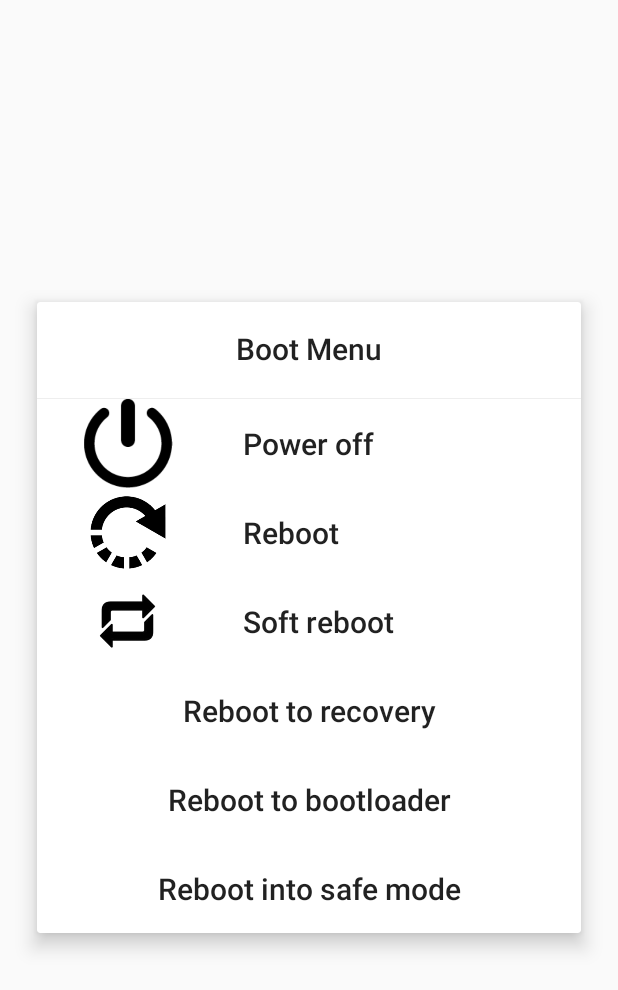
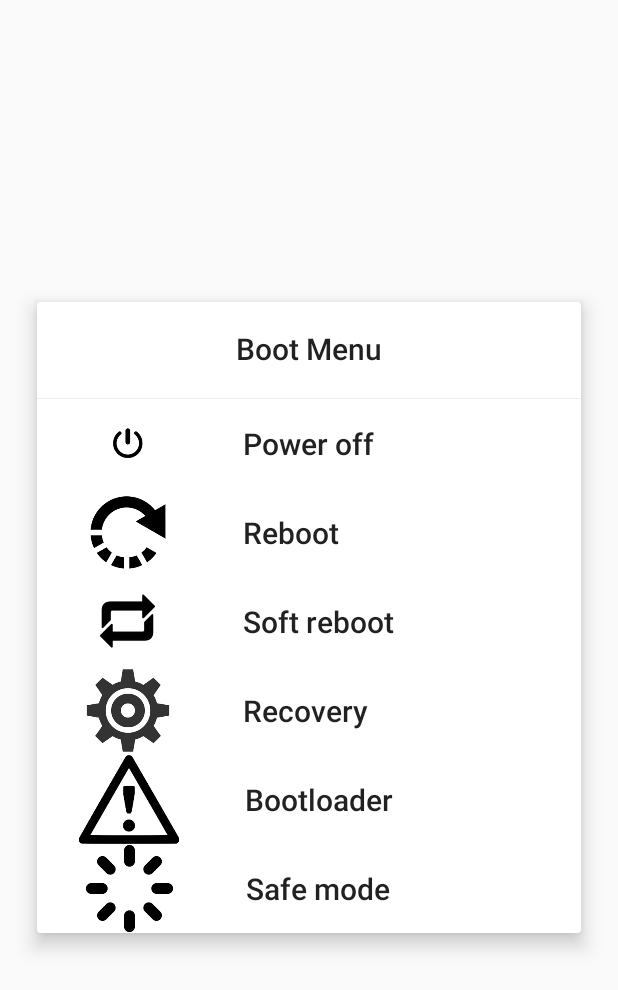
Before and after one commit to Octane70/Android_Studio, an Android app: the screen it shows after launch (MainActivity), on a phone screen of 412 x 824 dp. Shown: the top 990 px of the screen. Run offline under Robolectric (Android 15) with nearby library versions, the light colour scheme and no system bars; our stand-ins replace ButterKnife; libraries missing offline, so code that uses them is left out: android.support.v4, eu.chainfire.libsuperuser; 1 statement that could not run was skipped.

Commit message:
BootMenu: add more icons

```diff
--- a/BootMenu/app/src/main/res/layout/activity_main.xml
+++ b/BootMenu/app/src/main/res/layout/activity_main.xml
@@ -90,6 +90,7 @@
                 android:padding="@dimen/itemPadding"
                 android:text="@string/reboot" />
         </LinearLayout>
+
         <LinearLayout
             android:layout_width="match_parent"
             android:layout_height="wrap_content"
@@ -100,7 +101,7 @@
                 android:layout_width="0dp"
                 android:layout_height="match_parent"
                 android:layout_weight="1"
-                android:contentDescription="@string/ic_shutdown"
+                android:contentDescription="@string/ic_soft_reboot"
                 android:src="@drawable/ic_soft_reboot" />
 
             <TextView
@@ -114,37 +115,79 @@
                 android:padding="@dimen/itemPadding"
                 android:text="@string/soft_reboot" />
         </LinearLayout>
+
+        <LinearLayout
+            android:layout_width="wrap_content"
+            android:layout_height="wrap_content"
+            android:orientation="horizontal">
+
+            <ImageView
+                android:id="@+id/ic_reboot_recovery"
+                android:layout_width="0dp"
+                android:layout_height="match_parent"
+                android:layout_weight="1"
+                android:contentDescription="@string/ic_reboot_recovery"
+                android:src="@drawable/ic_recovery2" />
+
             <TextView
                 android:id="@+id/reboot_recovery"
                 style="@style/TextAppearance.AppCompat.Title"
-            android:layout_width="match_parent"
+                android:layout_width="241dp"
                 android:layout_height="wrap_content"
                 android:background="?android:attr/selectableItemBackground"
-            android:gravity="center"
+                android:gravity="center_vertical"
                 android:minHeight="@dimen/itemMinHeight"
                 android:padding="@dimen/itemPadding"
-            android:text="@string/reboot_recovery"/>
+                android:text="@string/reboot_recovery" />
+        </LinearLayout>
+
+        <LinearLayout
+            android:layout_width="wrap_content"
+            android:layout_height="match_parent"
+            android:orientation="horizontal">
+
+            <ImageView
+                android:id="@+id/ic_reboot_bootloader"
+                android:layout_width="0dp"
+                android:layout_height="match_parent"
+                android:layout_weight="1"
+                android:contentDescription="@string/ic_bootloader"
+                android:src="@drawable/ic_bootloader" />
 
             <TextView
                 android:id="@+id/reboot_bootloader"
                 style="@style/TextAppearance.AppCompat.Title"
-            android:layout_width="match_parent"
+                android:layout_width="240dp"
                 android:layout_height="wrap_content"
                 android:background="?android:attr/selectableItemBackground"
-            android:gravity="center"
+                android:gravity="center_vertical"
                 android:minHeight="@dimen/itemMinHeight"
                 android:padding="@dimen/itemPadding"
-            android:text="@string/reboot_bootloader"/>
+                android:text="@string/reboot_bootloader" />
+        </LinearLayout>
+
+        <LinearLayout
+            android:layout_width="wrap_content"
+            android:layout_height="match_parent">
+
+            <ImageView
+                android:id="@+id/ic_reboot_safe_mode"
+                android:layout_width="0dp"
+                android:layout_height="match_parent"
+                android:layout_weight="1"
+                android:contentDescription="@string/ic_safe_mode"
+                android:src="@drawable/ic_safe_mode" />
 
             <TextView
                 android:id="@+id/reboot_safe_mode"
                 style="@style/TextAppearance.AppCompat.Title"
-            android:layout_width="match_parent"
+                android:layout_width="239dp"
                 android:layout_height="wrap_content"
                 android:background="?android:attr/selectableItemBackground"
-            android:gravity="center"
+                android:gravity="center_vertical"
                 android:minHeight="@dimen/itemMinHeight"
                 android:padding="@dimen/itemPadding"
-            android:text="@string/reboot_safe_mode"/>
+                android:text="@string/reboot_safe_mode" />
+        </LinearLayout>
     </LinearLayout>
 </android.support.v7.widget.CardView>
--- a/BootMenu/app/src/main/res/values/strings.xml
+++ b/BootMenu/app/src/main/res/values/strings.xml
@@ -4,18 +4,22 @@
     <string name="action_settings">Settings</string>
     <string name="reboot">Reboot</string>
     <string name="reboot_summary">Restart your device.</string>
-    <string name="reboot_recovery">Reboot to recovery</string>
+    <string name="reboot_recovery">Recovery</string>
     <string name="reboot_recovery_summary">Restart and boot into your device\'s recovery.</string>
-    <string name="reboot_bootloader">Reboot to bootloader</string>
+    <string name="ic_reboot_recovery">Icon for recovery</string>
+    <string name="reboot_bootloader">Bootloader</string>
     <string name="reboot_bootloader_summary">Restart and boot to your bootloader. This might or might not work depending on the device\'s OEM implementation.</string>
+    <string name="ic_bootloader">Icon for bootloader</string>
     <string name="root_status">Root status</string>
     <string name="root_status_no">Root not available - this app won\'t work properly</string>
     <string name="root_status_yes">Available.</string>
     <string name="soft_reboot">Soft reboot</string>
+    <string name="ic_soft_reboot">Icon for soft reboot button</string>
     <string name="soft_reboot_summary">Solely restarts the Android UI by killing zygote process.</string>
     <string name="ic_reboot">Icon for reboot button</string>
-    <string name="reboot_safe_mode">Reboot into safe mode</string>
+    <string name="reboot_safe_mode">Safe mode</string>
     <string name="reboot_safe_mode_summary">Special mode to help you debug issues (for example you installed an app that might be misbehaving) by loading a barebones Android installation.</string>
+    <string name="ic_safe_mode"> Icon for safe mode</string>
     <string name="shutdown">Power off</string>
     <string name="shutdown_summary">Turns your device off.</string>
     <string name="ic_shutdown">Icon for shutdown button</string>
```
Also changed, not shown: BootMenu/app/src/main/res/drawable/ic_safe_mode.png (renamed from BootMenu/app/src/main/res/drawable/ic_safemode.png), BootMenu/app/src/main/res/drawable/ic_shutdown.png. Lines whose indentation alone changed are shown as unchanged.
